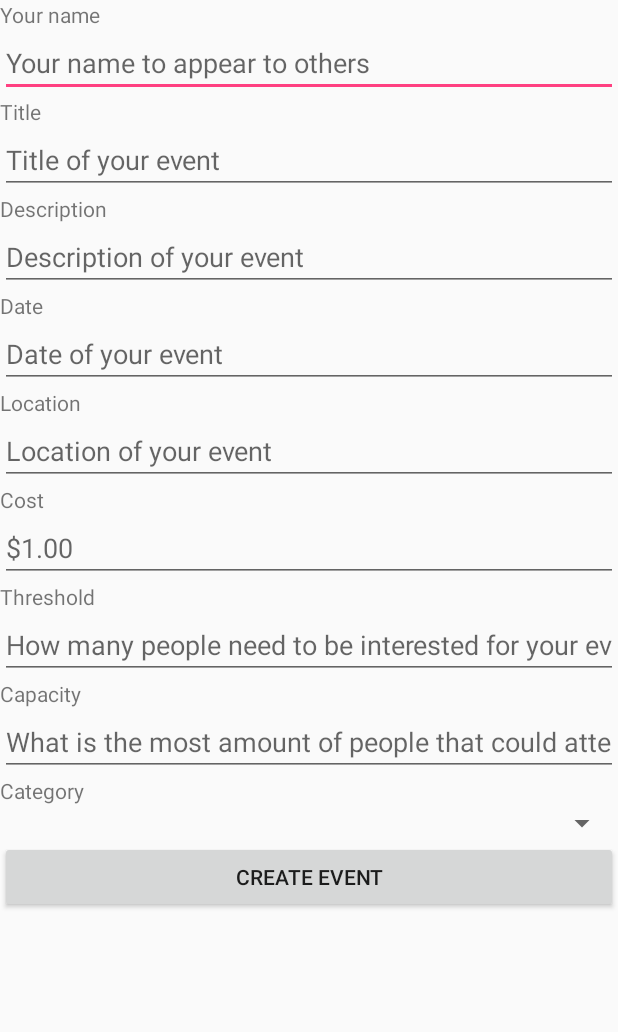
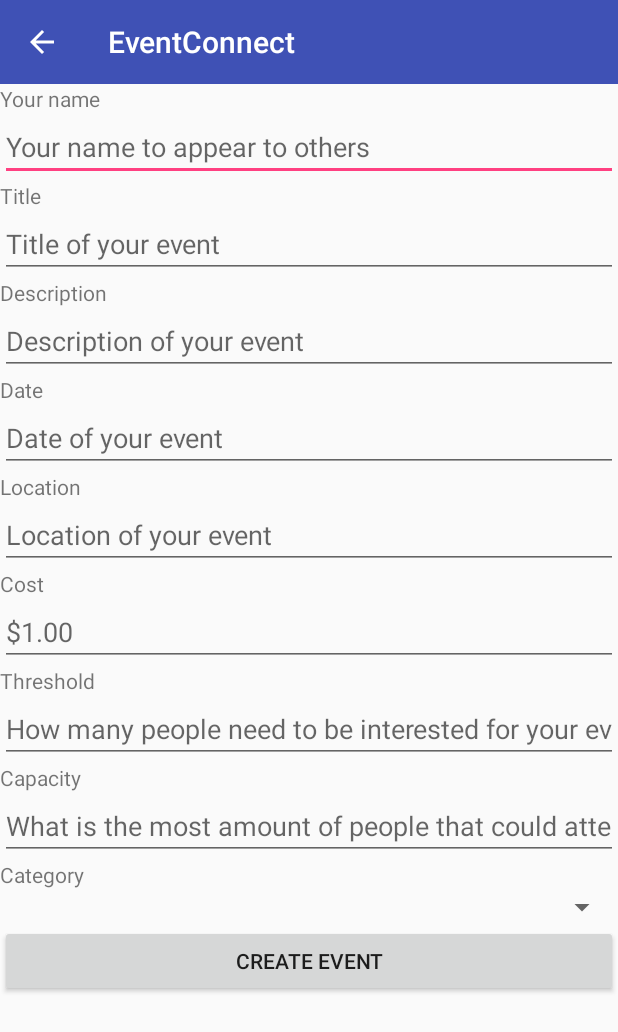
Before and after one commit to cs262dFA2018/EventConnect, an Android app: the AddEvent screen opened directly, with no data from a screen before it, on a phone screen of 412 x 824 dp. Shown: the top 1032 px of the screen. Run offline under Robolectric (Android 15) with nearby library versions, the phone set to English and light mode, and no system bars.

Commit message:
Modified Activity Interaction
Replaced calls to startActivity() in AddEvent activity with calls to finish().
Added a toolbar with a back arrow in AddEvent activity so a user can back out from either the toolbar or the back button.
Made sure the theme colors carried over. Unfortunately, I've copied the toolbar over from MainActivity. Thus, we now have two toolbars we have to keep track of.
Finally, I made MainActivity the parent activity of AddEvent activity. AddEvent activity (at least, in my current envisioning) will always navigate back to MainActivity.
In the xml, I put the ScrollView inside a linear layout. This allowed me to put a toolbar above the scrollview. Unfortunately, github shows me as having deleted the scrollview and its entire contents, when really all I did was cut, paste, and indent. Oh well.

```diff
--- a/app/src/main/java/edu/calvin/cs262/cs262d/eventconnect/views/AddEvent.java
+++ b/app/src/main/java/edu/calvin/cs262/cs262d/eventconnect/views/AddEvent.java
@@ -1,8 +1,10 @@
 package edu.calvin.cs262.cs262d.eventconnect.views;
 
-import android.content.Intent;
+import android.support.v7.app.ActionBar;
 import android.support.v7.app.AppCompatActivity;
 import android.os.Bundle;
+import android.support.v7.widget.Toolbar;
+import android.view.MenuItem;
 import android.view.View;
 import android.widget.EditText;
 
@@ -21,6 +23,28 @@ public class AddEvent extends AppCompatActivity {
         setContentView(R.layout.activity_add_event);
         eventTitle = (EditText) findViewById(R.id.title);
         eventDescription = (EditText) findViewById(R.id.description);
+
+        //setup toolbar bar
+        Toolbar toolbar = (Toolbar) findViewById(R.id.toolbar);
+        setSupportActionBar(toolbar);
+        //then set up toolbar/actionbar's up navigation
+        ActionBar supportActionBar = getSupportActionBar();
+        if (supportActionBar != null) {
+            supportActionBar.setDisplayHomeAsUpEnabled(true);
+            supportActionBar.setHomeButtonEnabled(true);
+        }
+    }
+
+    /*unless access to the settings activity is added from here,
+     * onOptionItemSelected really needs to care about only the back arrow.
+     */
+    @Override
+    public boolean onOptionsItemSelected(MenuItem item) {
+        int id = item.getItemId();
+        if (id == android.R.id.home) {
+            finish();
+        }
+        return super.onOptionsItemSelected(item);
     }
 
     public void onCreateEventClicked(View view) {
@@ -31,8 +55,8 @@ public class AddEvent extends AppCompatActivity {
         event.setDescription(desc);
         MockDatabase database = MockDatabase.getInstance();
         database.addEvent(event);
-        Intent backToMain = new Intent(AddEvent.this, MainActivity.class);
-        AddEvent.this.startActivity(backToMain);
+        finish();
     }
 
+
 }
--- a/app/src/main/res/layout/activity_add_event.xml
+++ b/app/src/main/res/layout/activity_add_event.xml
@@ -1,10 +1,27 @@
 <?xml version="1.0" encoding="utf-8"?>
-<ScrollView xmlns:android="http://schemas.android.com/apk/res/android"
+<LinearLayout
+    xmlns:android="http://schemas.android.com/apk/res/android"
     xmlns:app="http://schemas.android.com/apk/res-auto"
     xmlns:tools="http://schemas.android.com/tools"
     android:layout_width="match_parent"
     android:layout_height="match_parent"
-    tools:context="edu.calvin.cs262.cs262d.eventconnect.views.AddEvent">
+    android:orientation="vertical"
+    tools:context="edu.calvin.cs262.cs262d.eventconnect.views.AddEvent"
+
+    >
+    <android.support.v7.widget.Toolbar
+        android:id="@+id/toolbar"
+        android:layout_width="match_parent"
+        android:layout_height="wrap_content"
+        android:background="?attr/colorPrimary"
+        android:minHeight="?attr/actionBarSize"
+        android:theme="@style/ThemeOverlay.AppCompat.Dark.ActionBar"
+        app:popupTheme="@style/ThemeOverlay.AppCompat.Light"/>
+
+    <ScrollView
+        android:layout_width="match_parent"
+        android:layout_height="wrap_content"
+        >
 
         <LinearLayout
             android:layout_width="match_parent"
@@ -142,3 +159,6 @@
                 android:onClick="onCreateEventClicked"/>
         </LinearLayout>
     </ScrollView>
+
+
+</LinearLayout>
```
Also changed, not shown: app/src/main/AndroidManifest.xml (+7 -1 lines). Lines whose indentation alone changed are shown as unchanged.
